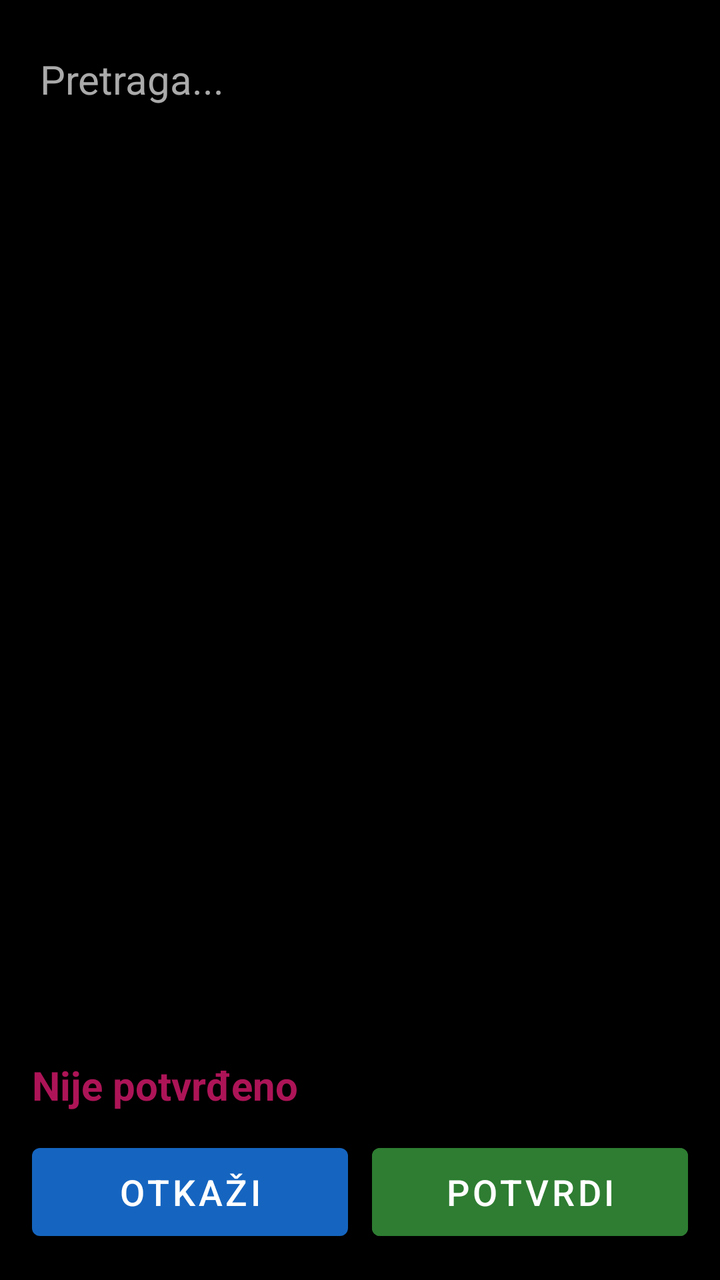
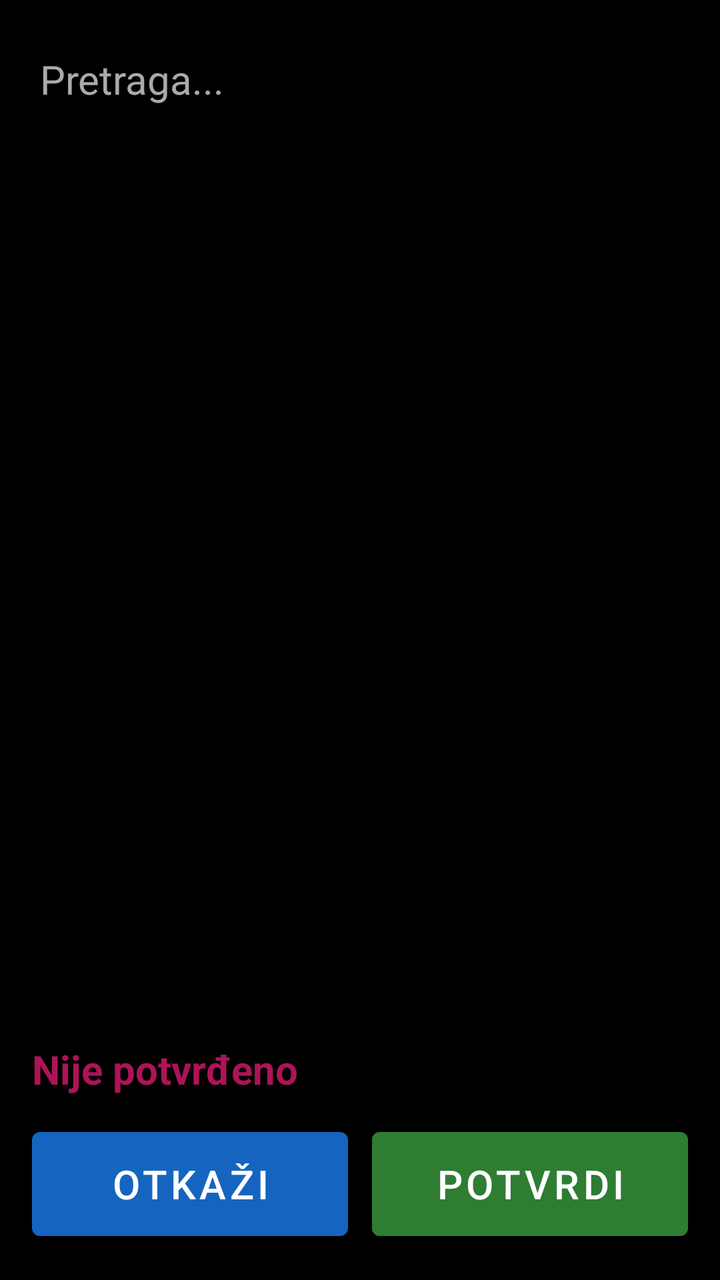

The first picture is an Android layout as it rendered before a commit; the second is the same layout after the commit. The layout source and the unified diff follow.
<!-- AndroidManifest.xml: application theme Theme.RecPoRec -->
<!-- res/layout/dialog_picker.xml -->
<?xml version="1.0" encoding="utf-8"?>
<LinearLayout xmlns:android="http://schemas.android.com/apk/res/android"
    android:layout_width="match_parent"
    android:layout_height="match_parent"
    android:orientation="vertical"
    android:padding="16dp"
    android:background="@color/background">

    <EditText
        android:id="@+id/editSearch"
        android:layout_width="match_parent"
        android:layout_height="wrap_content"
        android:hint="Pretraga..."
        android:textSize="20sp"
        android:textColor="@color/text_primary"
        android:textColorHint="#AAAAAA"
        android:inputType="text"
        android:autofillHints="" />

    <ListView
        android:id="@+id/listChoices"
        android:layout_width="match_parent"
        android:layout_height="0dp"
        android:layout_weight="1"
        android:layout_marginTop="8dp"
        android:choiceMode="singleChoice" />

    <TextView
        android:id="@+id/textConfirmStatus"
        android:layout_width="match_parent"
        android:layout_height="wrap_content"
        android:layout_marginTop="8dp"
        android:textSize="20sp"
        android:textStyle="bold"
        android:textColor="@color/btn_page_nav"
        android:accessibilityLiveRegion="polite"
        android:text="Nije potvrđeno" />

    <LinearLayout
        android:layout_width="match_parent"
        android:layout_height="wrap_content"
        android:orientation="horizontal"
        android:layout_marginTop="12dp">

        <Button
            android:id="@+id/btnCancel"
            android:layout_width="0dp"
            android:layout_height="56dp"
            android:layout_weight="1"
            android:layout_marginEnd="6dp"
            android:textSize="18sp"
            android:text="Otkaži" />

        <Button
            android:id="@+id/btnConfirm"
            android:layout_width="0dp"
            android:layout_height="56dp"
            android:layout_weight="1"
            android:layout_marginStart="6dp"
            android:textSize="18sp"
            android:backgroundTint="@color/btn_chapter"
            android:textColor="@color/button_text"
            android:text="Potvrdi" />
    </LinearLayout>

</LinearLayout>
<!-- resources referenced by this layout -->
<resources>
  <color name="background">#000000</color>
  <color name="btn_chapter">#2E7D32</color>
  <color name="btn_page_nav">#AD1457</color>
  <color name="button_text">#FFFFFF</color>
  <color name="text_primary">#FFFFFF</color>
  <style name="Theme.RecPoRec" parent="Theme.MaterialComponents.DayNight.NoActionBar">
          <item name="android:windowBackground">@color/background</item>
          <item name="android:textColorPrimary">@color/text_primary</item>
          <item name="colorPrimary">@color/btn_voice</item>
          <item name="colorOnPrimary">@color/button_text</item>
          <item name="alertDialogTheme">@style/RecPoRecAlertDialog</item>
          <item name="android:alertDialogTheme">@style/RecPoRecAlertDialog</item>
      </style>
  <color name="btn_voice">#1565C0</color>
  <style name="RecPoRecAlertDialog" parent="Theme.AppCompat.DayNight.Dialog.Alert">
          <item name="android:windowBackground">@color/background</item>
          <item name="android:textColorPrimary">@color/text_primary</item>
          <item name="colorAccent">@color/btn_goto_page</item>
          <item name="android:textAppearanceMedium">@style/RecPoRecDialogText</item>
          <item name="android:textAppearanceListItem">@style/RecPoRecDialogText</item>
          <item name="android:textAppearanceListItemSmall">@style/RecPoRecDialogText</item>
          <item name="buttonBarPositiveButtonStyle">@style/RecPoRecDialogButton</item>
          <item name="buttonBarNegativeButtonStyle">@style/RecPoRecDialogButton</item>
          <item name="buttonBarNeutralButtonStyle">@style/RecPoRecDialogButton</item>
      </style>
  <color name="btn_goto_page">#5D4037</color>
  <style name="RecPoRecDialogText" parent="TextAppearance.AppCompat.Medium">
          <item name="android:textSize">20sp</item>
          <item name="android:textColor">@color/text_primary</item>
      </style>
  <style name="RecPoRecDialogButton" parent="Widget.AppCompat.Button.ButtonBar.AlertDialog">
          <item name="android:textSize">18sp</item>
          <item name="android:textColor">@color/btn_goto_page</item>
          <item name="android:textStyle">bold</item>
      </style>
</resources>

<!-- the commit's change to res/layout/dialog_picker.xml (unified diff, before → after) -->
@@ -45,19 +45,19 @@
         <Button
             android:id="@+id/btnCancel"
             android:layout_width="0dp"
-            android:layout_height="56dp"
+            android:layout_height="64dp"
             android:layout_weight="1"
             android:layout_marginEnd="6dp"
-            android:textSize="18sp"
+            android:textSize="20sp"
             android:text="Otkaži" />
 
         <Button
             android:id="@+id/btnConfirm"
             android:layout_width="0dp"
-            android:layout_height="56dp"
+            android:layout_height="64dp"
             android:layout_weight="1"
             android:layout_marginStart="6dp"
-            android:textSize="18sp"
+            android:textSize="20sp"
             android:backgroundTint="@color/btn_chapter"
             android:textColor="@color/button_text"
             android:text="Potvrdi" />
